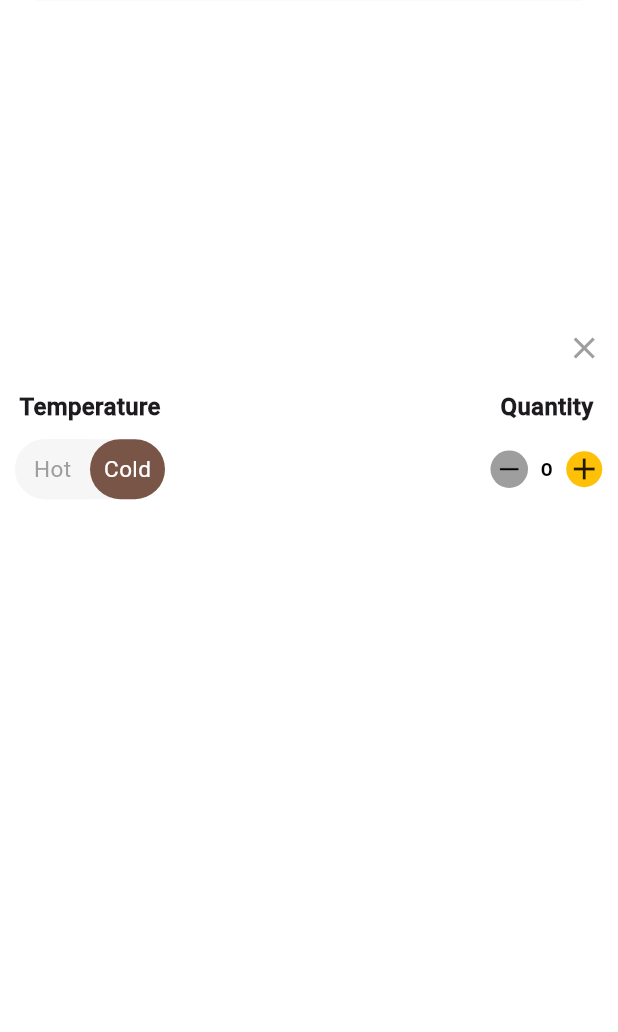
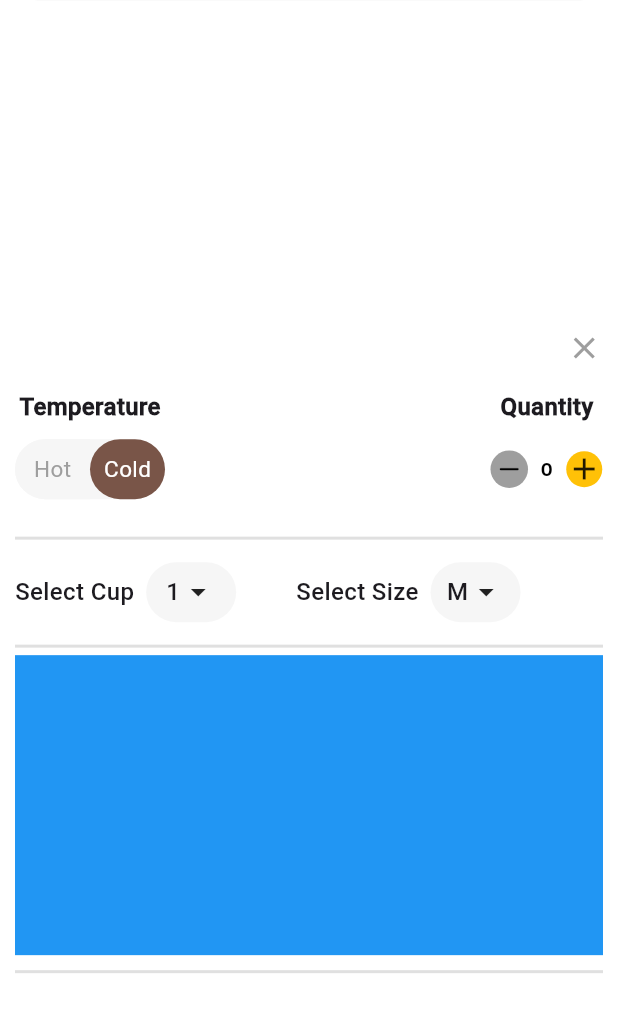
Before and after one commit to CTAakash07/CoffeeShop, a Flutter app: the PlaceOrderScreenView screen opened by its route, on a phone screen of 412 x 824 dp, the part 121-1153 px from its top. Run offline on Flutter 3.47's test engine with Material 3 defaults, Android fonts, the phone set to English and light mode, and no system bars; our stand-ins replace flutter_svg, get, google_fonts.

Commit message:
Place order screen Half completed

```diff
--- a/lib/screens/placeOrderScreen/place_order_screen_controller.dart
+++ b/lib/screens/placeOrderScreen/place_order_screen_controller.dart
@@ -6,6 +6,27 @@ class PlaceOrderScreenController extends GetxController {
   RxInt selectedIndex = 0.obs;
   RxBool isColdClicked = false.obs;
 
+  RxList numberofCups = [
+    {"values" : "1"},
+    {"values" : "2"},
+    {"values" : "3"},
+    {"values" : "4"},
+    {"values" : "5"},
+    {"values" : "6"},
+    {"values" : "7"},
+    {"values" : "8"},
+    {"values" : "9"},
+    {"values" : "10"},
+  ].obs;
+
+  RxList cupSize = [
+    {"sizes" : "S"},
+    {"sizes" : "M"},
+    {"sizes" : "XM"},
+    {"sizes" : "L"},
+    {"sizes" : "XL"},
+  ].obs;
+
   @override
   void onInit() {
     super.onInit();
--- a/lib/screens/placeOrderScreen/place_order_screen_view.dart
+++ b/lib/screens/placeOrderScreen/place_order_screen_view.dart
@@ -84,14 +84,23 @@ class PlaceOrderScreenView extends GetView<PlaceOrderScreenController> {
                                     Obx(() => Container(
                                         margin: const EdgeInsets.all(0),
                                         width: 50,
-                                        decoration: BoxDecoration(
-                                          borderRadius: controller.isColdClicked == false ? BorderRadius.only(
-                                            topLeft: Radius.circular(25.0), // Circular radius for the top-left corner
-                                            bottomLeft: Radius.circular(25.0), // Circular radius for the bottom-left corner
-                                          ) : BorderRadius.circular(25),
-                                            color: controller.isColdClicked == false ? Color(0xfff6f6f6) : Colors.brown,
-                                        ),
-                                        child: InkWell(
+                                      decoration: BoxDecoration(
+                                            borderRadius: controller
+                                                        .isColdClicked ==
+                                                    false
+                                                ? BorderRadius.only(
+                                                    topLeft:
+                                                        Radius.circular(25.0),
+                                                    bottomLeft: Radius.circular(
+                                                        25.0),
+                                                  )
+                                                : BorderRadius.circular(25),
+                                            color: controller.isColdClicked ==
+                                                    false
+                                                ? Color(0xfff6f6f6)
+                                                : Colors.brown,
+                                          ),
+                                          child: InkWell(
                                           onTap: () {
                                             controller.isColdClicked.toggle();
                                           },
@@ -219,6 +228,107 @@ class PlaceOrderScreenView extends GetView<PlaceOrderScreenController> {
                         ],
                       ),
                     ),
+                    Container(
+                      margin: const EdgeInsets.only(top: 5.0,bottom: 5.0,left: 10.0,right: 10.0),
+                      color: Colors.black12,
+                      height: 2,
+                    ),
+                    Container(
+                      margin: const EdgeInsets.only(top: 5.0,bottom: 5.0,left: 10.0,right: 10.0),
+                      child: Row(
+                        children: [
+                          Text(
+                            "Select Cup",
+                            style: TextStyle(
+                              fontSize: 16,
+                              fontWeight: FontWeight.w600,
+                              fontFamily: "Roboto",
+                            ),
+                          ),
+                          Container(
+                            margin: const EdgeInsets.only(top: 5.0,bottom: 5.0,left: 8.0,right: 40.0),
+                            height: 40,
+                            width: 60,
+                            decoration: BoxDecoration(
+                              borderRadius: BorderRadius.circular(20),
+                              color: const Color(0xfff6f6f6),
+                            ),
+                            child: const Center(
+                              child: Row(
+                                mainAxisAlignment: MainAxisAlignment.center,
+                                children: [
+                                  Text(
+                                      "1",
+                                    style: TextStyle(
+                                      fontFamily: "Roboto",
+                                      fontWeight: FontWeight.w600,
+                                      fontSize: 16,
+                                    ),
+                                  ),
+                                  Icon(Icons.arrow_drop_down_sharp),
+                                ],
+                              ),
+                            ),
+                          ),
+                          Text(
+                            "Select Size",
+                            style: TextStyle(
+                              fontSize: 16,
+                              fontWeight: FontWeight.w600,
+                              fontFamily: "Roboto",
+                            ),
+                          ),
+                          Container(
+                            margin: const EdgeInsets.only(top: 5.0,bottom: 5.0,left: 8.0),
+                            height: 40,
+                            width: 60,
+                            decoration: BoxDecoration(
+                              borderRadius: BorderRadius.circular(20),
+                              color: const Color(0xfff6f6f6),
+                            ),
+                            child: const Center(
+                              child: Row(
+                                mainAxisAlignment: MainAxisAlignment.center,
+                                children: [
+                                  Text(
+                                    "M",
+                                    style: TextStyle(
+                                      fontFamily: "Roboto",
+                                      fontWeight: FontWeight.w600,
+                                      fontSize: 16,
+                                    ),
+                                  ),
+                                  Icon(Icons.arrow_drop_down_sharp),
+                                ],
+                              ),
+                            ),
+                          ),
+                        ],
+                      ),
+                    ),
+                    Container(
+                      margin: const EdgeInsets.only(top: 5.0,bottom: 5.0,left: 10.0,right: 10.0),
+                      color: Colors.black12,
+                      height: 2,
+                    ),
+                    Obx(() =>
+                    controller
+                        .isColdClicked ==
+                        false ? Container(
+                      height: 200,
+                      color: Colors.blue,
+                      margin: EdgeInsets.only(left: 10,right: 10,bottom: 5),
+                    ) : Container(
+                      height: 200,
+                      color: Colors.yellow,
+                      margin: EdgeInsets.only(left: 10,right: 10,bottom: 5),
+                    )
+                    ),
+                    Container(
+                      margin: const EdgeInsets.only(top: 5.0,bottom: 5.0,left: 10.0,right: 10.0),
+                      color: Colors.black12,
+                      height: 2,
+                    ),
                   ],
                 ),
               ),
```
